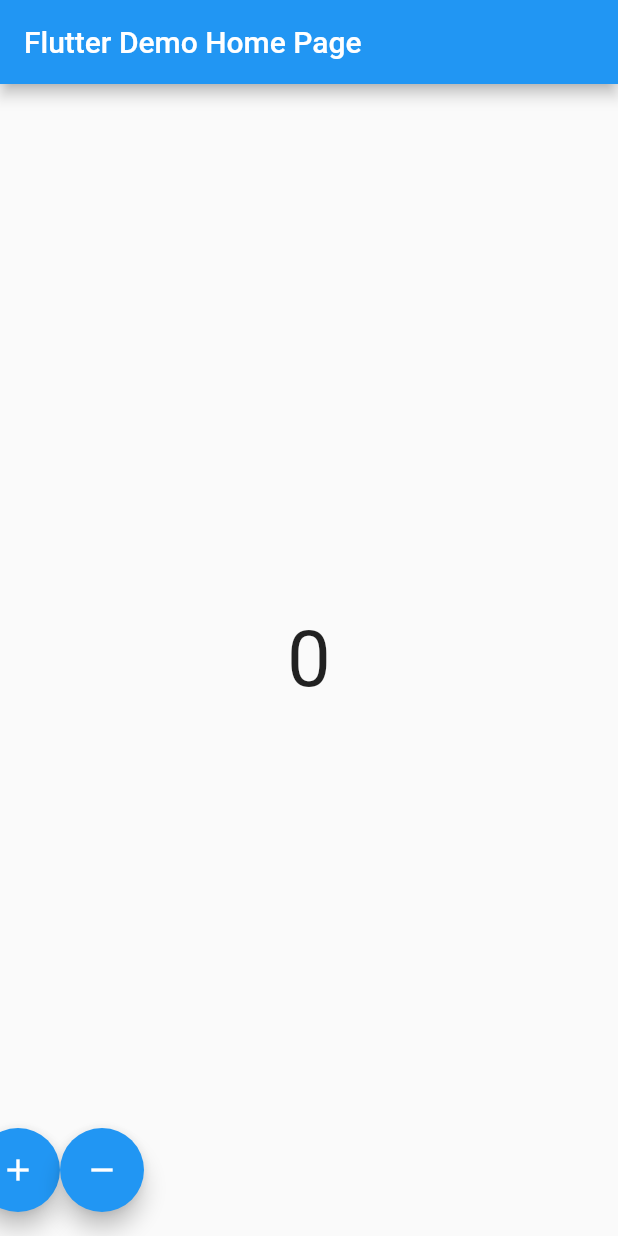
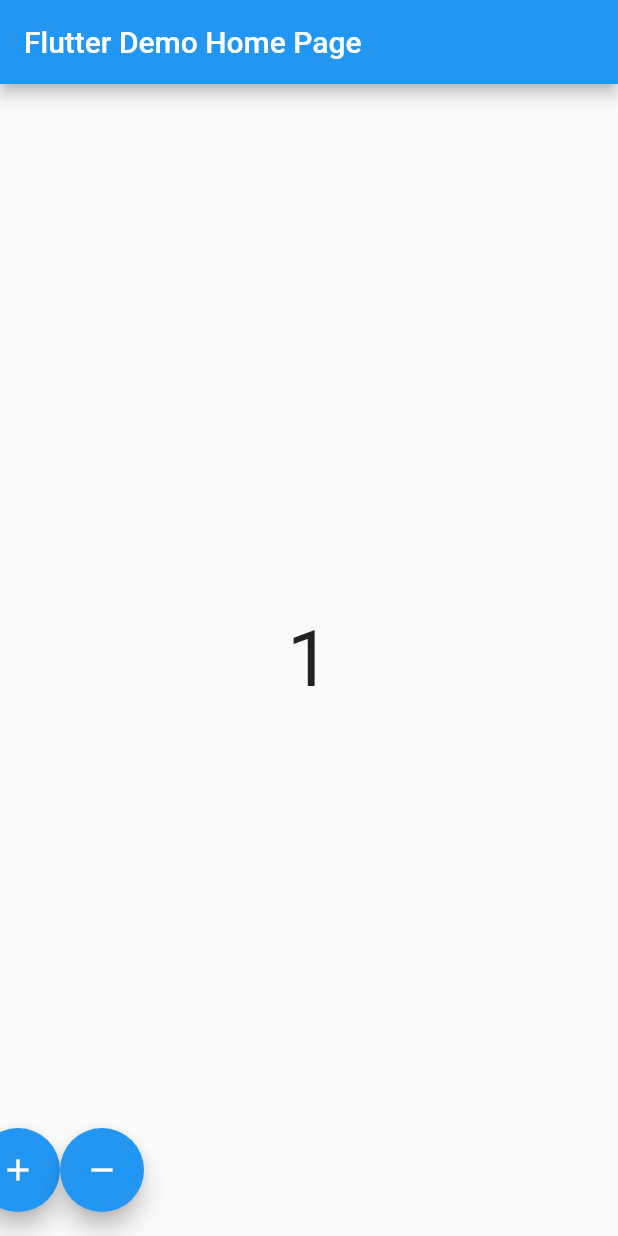
Before and after one commit to fercodee/counter_cubit, a Flutter app: the screen it shows after launch, after a tap on the "add" icon, on a phone screen of 412 x 824 dp. Run offline on Flutter 3.47's test engine with Material 2 defaults, Android fonts, the phone set to English and light mode, and no system bars; our stand-ins replace bloc, equatable, flutter_bloc.

```diff
--- a/lib/main.dart
+++ b/lib/main.dart
@@ -1,4 +1,6 @@
 import 'package:flutter/material.dart';
+import 'package:flutter_bloc/flutter_bloc.dart';
+import 'package:my_counter_cubit/cubits/counter/counter_cubit.dart';
 
 void main() {
   runApp(const MyApp());
@@ -9,13 +11,16 @@ class MyApp extends StatelessWidget {
 
   @override
   Widget build(BuildContext context) {
-    return MaterialApp(
-      title: 'My Counter Cubit',
-      debugShowCheckedModeBanner: false,
-      theme: ThemeData(
-        primarySwatch: Colors.blue,
+    return BlocProvider<CounterCubit>(
+      create: (context) => CounterCubit(),
+      child: MaterialApp(
+        title: 'My Counter Cubit',
+        debugShowCheckedModeBanner: false,
+        theme: ThemeData(
+          primarySwatch: Colors.blue,
+        ),
+        home: const MyHomePage(title: 'Flutter Demo Home Page'),
       ),
-      home: const MyHomePage(title: 'Flutter Demo Home Page'),
     );
   }
 }
@@ -36,21 +41,25 @@ class _MyHomePageState extends State<MyHomePage> {
       appBar: AppBar(
         title: Text(widget.title),
       ),
-      body: const Center(
+      body: Center(
         child: Text(
-          '0',
-          style: TextStyle(fontSize: 52.0),
+          '${BlocProvider.of<CounterCubit>(context, listen: true).state.counter}',
+          style: const TextStyle(fontSize: 52.0),
         ),
       ),
       floatingActionButton: Row(
         children: [
           FloatingActionButton(
-            onPressed: () {},
+            onPressed: () {
+              BlocProvider.of<CounterCubit>(context).increment();
+            },
             tooltip: 'increment',
             child: const Icon(Icons.add),
           ),
           FloatingActionButton(
-            onPressed: () {},
+            onPressed: () {
+              BlocProvider.of<CounterCubit>(context).decrement();
+            },
             tooltip: 'decrement',
             child: const Icon(Icons.remove),
           ),
```
